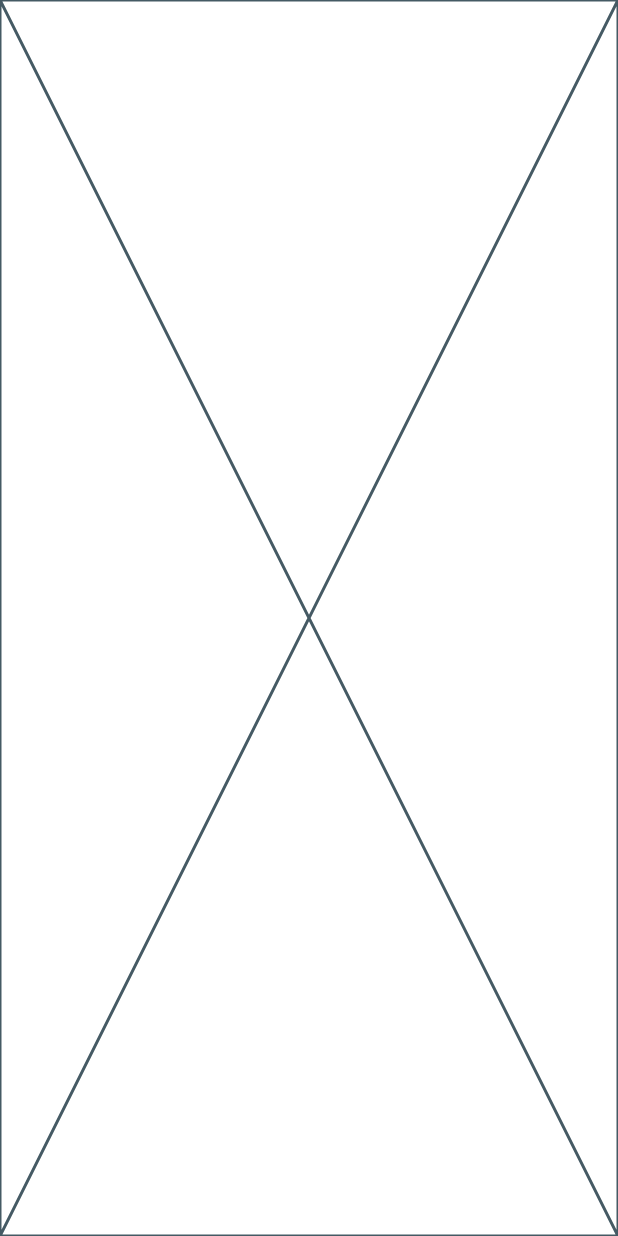
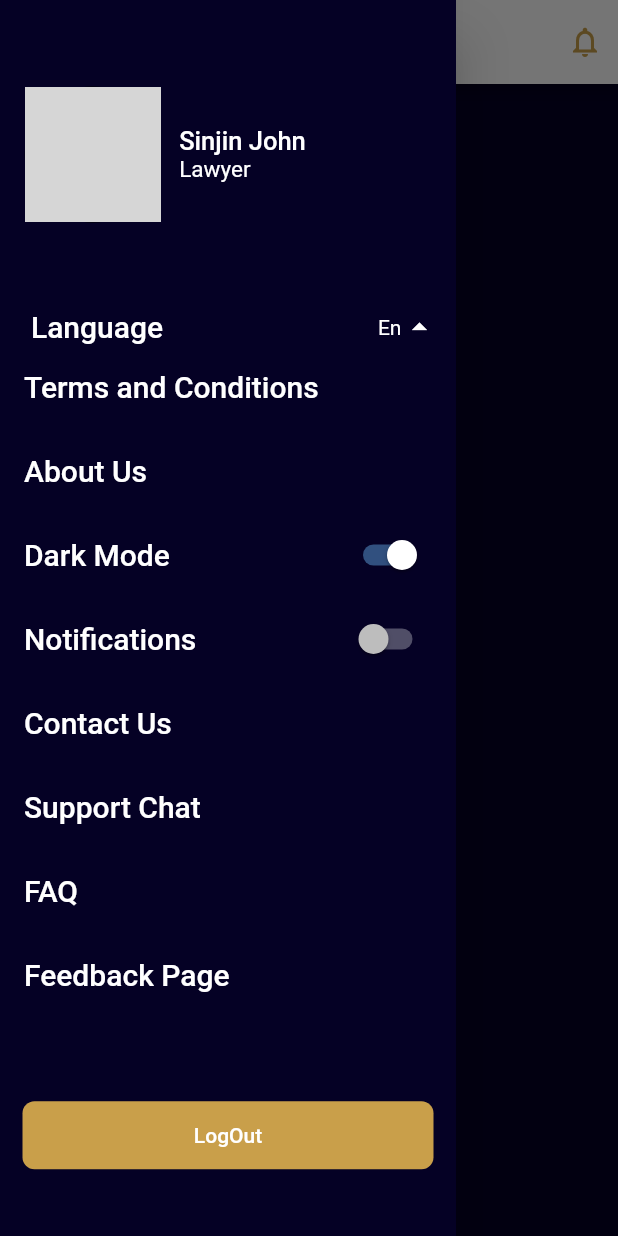
Before and after one commit to fornitechibi/jurident_vit, a Flutter app: the screen it shows after launch, with the side drawer open (before the commit the screen has no drawer), on a phone screen of 412 x 824 dp. Run offline on Flutter 3.47's test engine with Material 2 defaults, Android fonts, the light colour scheme and no system bars; our stand-ins replace cloud_firestore, firebase_core; accounts and stored records are empty; network calls fail; grey boxes are pictures that could not be loaded.

Commit message:
added hamburgerIcon

```diff
--- a/lib/constants.dart
+++ b/lib/constants.dart
@@ -0,0 +1,5 @@
+import 'package:flutter/material.dart';
+
+Color backColor = const Color.fromRGBO(5, 1, 37, 1);
+Color toggleColor = const Color.fromRGBO(49, 80, 127, 1);
+Color darkModeButtonColor= const Color.fromRGBO(201, 159, 74, 1);
--- a/lib/features/client_search/widgets.dart
+++ b/lib/features/client_search/widgets.dart
@@ -0,0 +1,14 @@
+import 'package:flutter/material.dart';
+
+class CustomListTile extends StatelessWidget {
+  final String title;
+  const CustomListTile({super.key, required this.title});
+
+
+  @override
+  Widget build(BuildContext context) {
+    return  ListTile(
+                title: Text(title,
+                    style: TextStyle(fontSize: 20, fontWeight: FontWeight.w500)));
+  }
+}
--- /dev/null
+++ b/lib/features/hamburgerMenu/hamburgerIcon.dart
@@ -0,0 +1,153 @@
+import 'package:flutter/foundation.dart';
+import 'package:flutter/material.dart';
+import 'package:juridentt/features/client_search/widgets.dart';
+// import 'package:jurident/colors.dart';
+// import 'package:jurident/theme_changer_provider.dart';
+// import 'package:jurident/theme_changer_provider.dart';
+
+import 'package:provider/provider.dart';
+
+import '../../constants.dart';
+import '../../provider.dart';
+// import '../constants.dart';
+// import '../provider.dart';
+// import 'theme_changer_provider.dart';
+
+class HamburgerIcon extends StatefulWidget {
+  static const String routename = '/hamburger';
+  const HamburgerIcon({super.key});
+
+  @override
+  State<HamburgerIcon> createState() => _HamburgerIconState();
+}
+
+class _HamburgerIconState extends State<HamburgerIcon> {
+  bool isSwitched = false;
+  bool isSwitched1 = false;
+  // bool isDarkModeEnabled=false;
+  @override
+  Widget build(BuildContext context) {
+    final screenHeight = MediaQuery.of(context).size.height;
+    final screenWidth = MediaQuery.of(context).size.width;
+    final themeProvider = Provider.of<ThemeChanger>(context);
+    return Drawer(
+        backgroundColor: Theme.of(context).canvasColor,
+        child: ListView(
+          children: [
+
+
+            SizedBox(
+              height: screenHeight*0.07,
+            ),
+            Padding(
+              padding: EdgeInsets.only(left: screenWidth*0.04),
+              child: Row(children: [
+                CircleAvatar(
+                  radius: screenHeight*0.055,
+                  backgroundImage:
+                      NetworkImage("https://picsum.photos/id/237/200/300"),
+                ),
+                SizedBox(
+                  width: screenWidth*0.03,
+                ),
+                const Column(
+                  // mainAxisAlignment: MainAxisAlignment.start,
+                  crossAxisAlignment: CrossAxisAlignment.start,
+                  children: [
+                     Text(
+                      "Sinjin John",
+                      style:
+                          TextStyle(fontSize: 17, fontWeight: FontWeight.w500),
+                    ),
+                    Text(
+                      "Lawyer",
+                      style: TextStyle(fontSize: 15,),
+                    )
+                  ],
+                )
+              ]),
+            ),
+
+             SizedBox(
+              height: screenHeight*0.07,
+            ),
+            Padding(
+              padding: EdgeInsets.only(left: screenWidth*0.05, right: screenWidth*0.03),
+              child:const  Row(
+                children: [
+                   Text("Language",
+                      style:
+                          TextStyle(fontSize: 20, fontWeight: FontWeight.w500)),
+                   Expanded(
+
+                    child: Text(""),
+                  ),
+                   Row(
+                    children: [Text("En"), Icon(Icons.arrow_drop_up)],
+                  )
+                ],
+              ),
+            ),
+            const CustomListTile(title: "Terms and Conditions"),
+           const CustomListTile(title: "About Us"),
+            ListTile(
+                title: const Text("Dark Mode",
+                    style:
+                        TextStyle(fontSize: 20, fontWeight: FontWeight.w500)),
+                trailing: Switch.adaptive(
+                    // thumbIcon: Icons.check,
+                    activeColor: Colors.white,
+                    activeTrackColor: toggleColor,
+                    value: themeProvider.isDarkMode,
+                    onChanged: (value) {
+                      final provider =
+                          Provider.of<ThemeChanger>(context, listen: false);
+                      provider.toggleTheme(value);
+                    }))
+            ,
+            ListTile(
+                title: const Text(
+                  "Notifications",
+                  style: TextStyle(fontSize: 20, fontWeight: FontWeight.w500),
+                ),
+                trailing: Switch(
+                    // thumbIcon: Icons.check,
+                    activeColor: Colors.white,
+                    activeTrackColor: toggleColor,
+                    value: isSwitched1,
+                    onChanged: (value) {
+                      setState(() {
+                        isSwitched1 = value;
+                      });
+                    })
+                ),
+            const CustomListTile(title: "Contact Us"),
+            const CustomListTile(title: "Support Chat"),
+            const CustomListTile(title: "FAQ"),
+            const CustomListTile(title: "Feedback Page"),
+            SizedBox(
+              height: screenHeight*0.05,
+            ),
+            Padding(
+              padding: const EdgeInsets.all(15),
+              child: Container(
+                height: screenHeight*0.055,
+                // width: screenWidth*0.01,
+                decoration: BoxDecoration(
+                    color: themeProvider.isDarkMode?darkModeButtonColor:backColor, borderRadius: BorderRadius.circular(8)),
+                child: const Center(
+                    child: Text(
+                  "LogOut",
+                  style: TextStyle(
+                      color: Colors.white,
+                      fontSize: 14,
+                      fontWeight: FontWeight.w500),
+                )),
+              ),
+            )
+          ],
+        ),
+      );
+
+  }
+}
--- a/lib/home.dart
+++ b/lib/home.dart
@@ -1,15 +1,63 @@
 import 'package:flutter/material.dart';
+import 'package:juridentt/provider.dart';
+import 'package:provider/provider.dart';
 
-class homescreen extends StatefulWidget {
-  const homescreen({super.key});
+import 'constants.dart';
+import 'features/hamburgerMenu/hamburgerIcon.dart';
+
+class HomeScreen extends StatefulWidget {
+  static const String routename = '/home';
+  const HomeScreen({super.key});
 
   @override
-  State<homescreen> createState() => _homescreenState();
+  State<HomeScreen> createState() => _HomeScreenState();
 }
 
-class _homescreenState extends State<homescreen> {
+class _HomeScreenState extends State<HomeScreen> {
+
   @override
   Widget build(BuildContext context) {
-    return const Placeholder();
+    final themeProvider = Provider.of<ThemeChanger>(context);
+    return SafeArea(
+      child: Scaffold(
+        appBar: AppBar(
+        iconTheme: IconThemeData(color: themeProvider.isDarkMode?darkModeButtonColor:backColor),
+        centerTitle: true,
+        backgroundColor: Colors.white,
+
+        title: Text(
+          "Edit Profile",
+          style: TextStyle(
+            fontSize: 17,
+            fontWeight: FontWeight.w500,
+            color: themeProvider.isDarkMode?darkModeButtonColor:backColor,
+          ),
+        ),
+        actions: [
+          Padding(
+            padding: const EdgeInsets.all(10.0),
+            child: InkWell(
+              onTap: () {
+                // Navigator.push(context,
+                //     MaterialPageRoute(builder: (context) => Profile()));
+              },
+              child: Container(
+                  // width: 35,
+                  decoration: BoxDecoration(
+                    // color: Colors.orange,
+                    borderRadius: BorderRadius.circular(20),
+                  ),
+                  child: Icon(
+                    Icons.notifications_outlined,
+                    color: themeProvider.isDarkMode?darkModeButtonColor:backColor,
+                  )),
+            ),
+          ),
+        ],
+      ),
+        drawer:const HamburgerIcon(),
+        body: const Column(),
+      ),
+    );
   }
 }
--- a/lib/main.dart
+++ b/lib/main.dart
@@ -1,5 +1,8 @@
+// import 'dart:js';
+
 import 'package:firebase_core/firebase_core.dart';
 import 'package:flutter/material.dart';
+import 'package:juridentt/features/hamburgerMenu/hamburgerIcon.dart';
 import 'package:juridentt/home.dart';
 import 'package:provider/provider.dart';
 import 'provider.dart';
@@ -10,7 +13,9 @@ void main() async {
   WidgetsFlutterBinding.ensureInitialized();
   await Firebase.initializeApp();
   runApp(MultiProvider(
-      providers: [ChangeNotifierProvider(create: (context) => UserProvider())],
+      providers: [ChangeNotifierProvider(create: (context) => UserProvider()),
+      ChangeNotifierProvider(create: (context)=>ThemeChanger())
+      ],
       child: const MyApp()));
 }
 
@@ -29,13 +34,19 @@ class _MyAppState extends State<MyApp> {
 
   @override
   Widget build(BuildContext context) {
-    return MaterialApp(
-      title: 'jurident',
-      theme: ThemeData(
-        primarySwatch: Colors.blue,
-      ),
-      onGenerateRoute: (settings) => generateRoute(settings),
-      home: const homescreen(),
+    return Builder(
+      builder: (context) {
+        final themeProvider = Provider.of<ThemeChanger>(context);
+        return MaterialApp(
+          title: 'jurident',
+          themeMode: themeProvider.themeMode,
+          darkTheme: MyThemes.darkTheme,
+          theme: MyThemes.lightTheme,
+          onGenerateRoute: (settings) => generateRoute(settings),
+          initialRoute: HomeScreen.routename,
+
+        );
+      }
     );
   }
 }
--- a/lib/provider.dart
+++ b/lib/provider.dart
@@ -1,3 +1,4 @@
+import 'constants.dart';
 import 'models/user.dart';
 
 import 'package:flutter/material.dart';
@@ -19,3 +20,45 @@ class UserProvider extends ChangeNotifier {
     notifyListeners();
   }
 }
+
+
+class ThemeChanger with ChangeNotifier{
+  ThemeMode themeMode = ThemeMode.dark;
+  bool get isDarkMode=>themeMode==ThemeMode.dark;
+
+
+  void toggleTheme(bool isOn){
+    themeMode=isOn?ThemeMode.dark:ThemeMode.light;
+    notifyListeners();
+  }
+
+}
+
+class MyThemes{
+  static final darkTheme = ThemeData.dark().copyWith(
+    scaffoldBackgroundColor: backColor,
+    canvasColor: backColor,
+    // iconTheme: IconThemeData(color: darkModeButtonColor),
+
+    textTheme:const TextTheme(
+      bodyLarge:TextStyle(
+        color: Colors.white
+      )
+    )
+  );
+  static final drawerTheme = ThemeData.dark().copyWith(
+  canvasColor: backColor, // Set the background color for the drawer
+);
+
+    // primaryColor: backColor
+
+
+
+  static final lightTheme = ThemeData(
+    scaffoldBackgroundColor: Colors.white,
+    colorScheme: const ColorScheme.light(),
+    // primaryColor: Colors.white
+
+  );
+
+}
--- a/lib/router.dart
+++ b/lib/router.dart
@@ -1,12 +1,20 @@
 import 'package:flutter/material.dart';
+import 'package:juridentt/features/hamburgerMenu/hamburgerIcon.dart';
+import 'package:juridentt/home.dart';
+import 'package:juridentt/home.dart';
 
 Route<dynamic> generateRoute(RouteSettings routeSettings) {
   switch (routeSettings.name) {
-    // case homescreen.routename:
-    //   return MaterialPageRoute(
-    //     settings: routeSettings,
-    //     builder: (_) => const AuthScreen(),
-    //   );
+    case HomeScreen.routename:
+      return MaterialPageRoute(
+        settings: routeSettings,
+        builder: (_) => const HomeScreen(),
+      );
+      case HamburgerIcon.routename:
+      return MaterialPageRoute(
+        settings: routeSettings,
+        builder: (_) => const HamburgerIcon(),
+      );
 
     default:
       return MaterialPageRoute(
```
Also changed, not shown: 2 other files.
